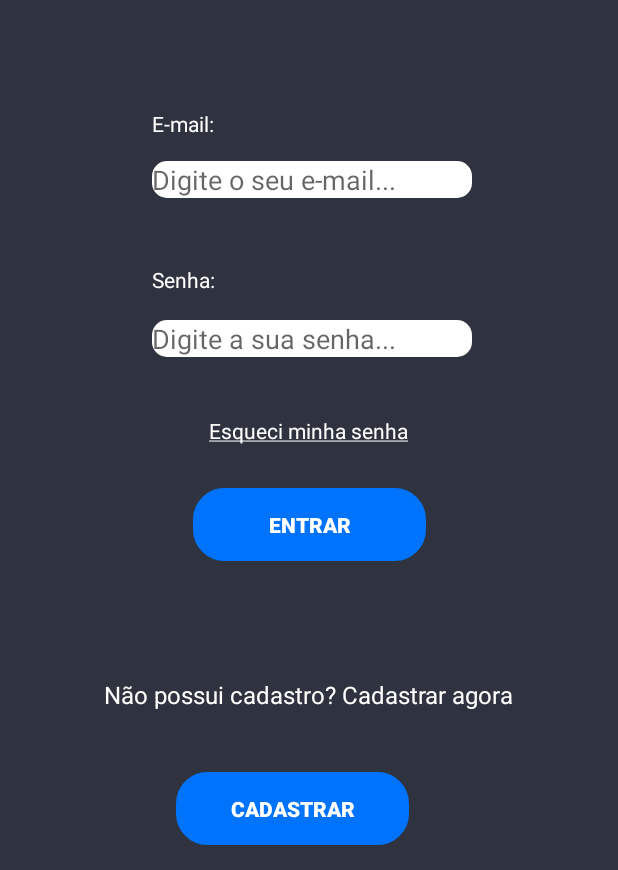
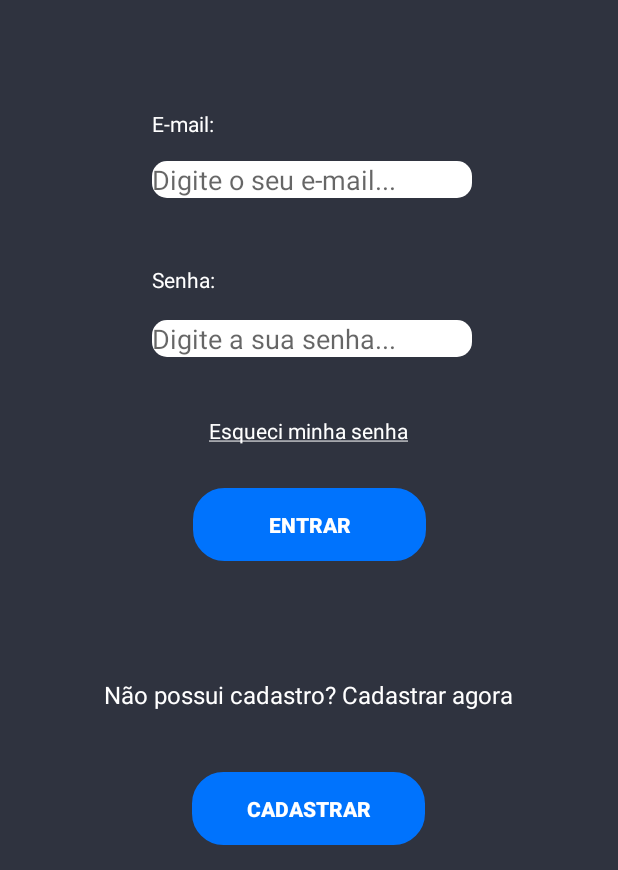
Before and after one commit to MarcosFrancischini/Crowd-Find, an Android app: the screen it shows after launch (MainActivity), on a phone screen of 412 x 824 dp, the part 366-1236 px from its top. Run offline under Robolectric (Android 15) with nearby library versions, the phone set to English and light mode, and no system bars; our stand-ins replace Firebase (no records; nobody signed in at launch, a user with empty details on screens opened directly).

```diff
--- a/app/build.gradle
+++ b/app/build.gradle
@@ -21,6 +21,7 @@ android {
 
 dependencies {
     implementation fileTree(dir: 'libs', include: ['*.jar'])
+    implementation 'com.android.support:support-annotations:26.0.0'
     implementation 'com.android.support:appcompat-v7:26.1.0'
     implementation 'com.android.support.constraint:constraint-layout:1.1.3'
     implementation 'com.google.android.gms:play-services-maps:16.1.0'
--- a/app/src/main/res/layout/activity_main.xml
+++ b/app/src/main/res/layout/activity_main.xml
@@ -132,7 +132,7 @@
         android:textStyle="bold"
         app:layout_constraintBottom_toBottomOf="parent"
         app:layout_constraintEnd_toEndOf="parent"
-        app:layout_constraintHorizontal_bias="0.138"
+        app:layout_constraintHorizontal_bias="0.21"
         app:layout_constraintStart_toStartOf="parent"
         app:layout_constraintTop_toTopOf="parent"
         app:layout_constraintVertical_bias="0.979" />
```
